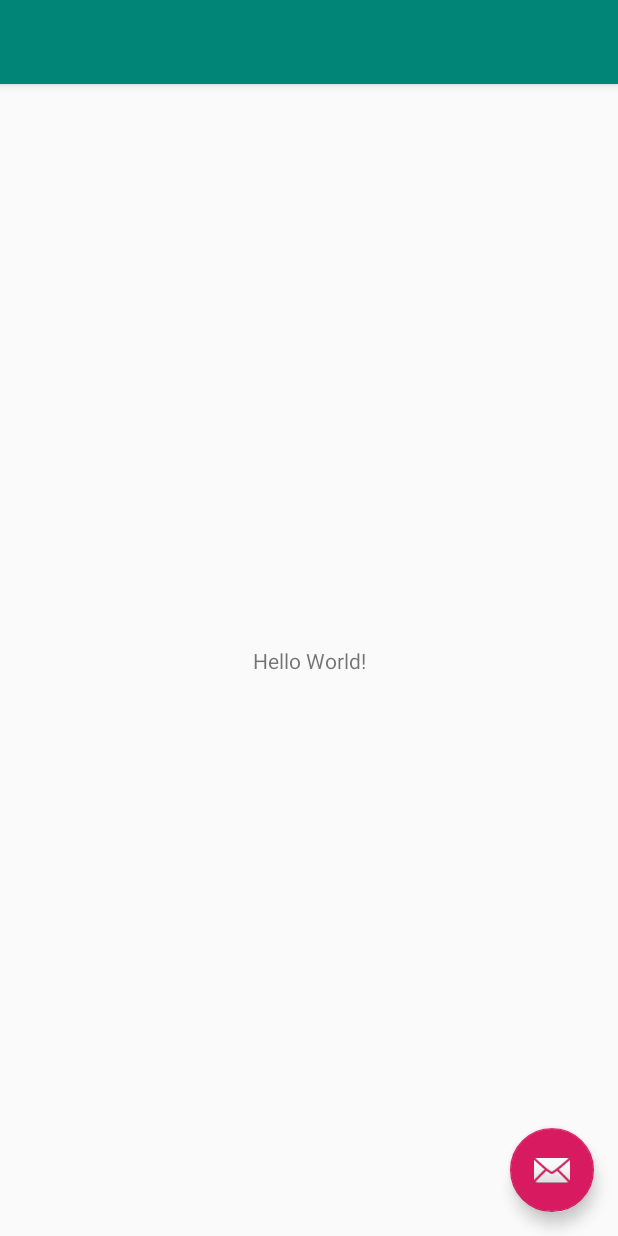
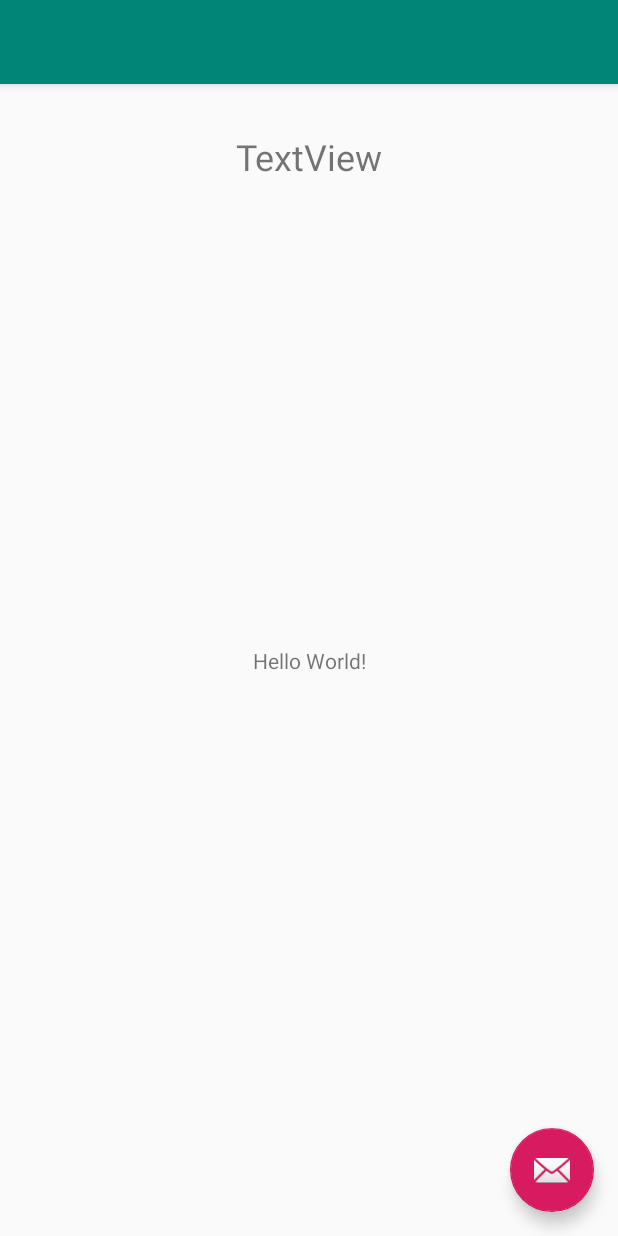
Before and after one commit to gothick/Alarming, an Android app: the layout activity_main.xml on its own in the app's theme, with its tools: preview values and no code run, on a phone screen of 412 x 824 dp. Run offline under Robolectric (Android 15) with nearby library versions, the phone set to English and light mode, and no system bars.

Commit message:
Simple timer display

```diff
--- a/app/src/main/java/uk/co/mattgibsoncreative/alarming/MainActivity.java
+++ b/app/src/main/java/uk/co/mattgibsoncreative/alarming/MainActivity.java
@@ -8,11 +8,27 @@ import com.google.android.material.snackbar.Snackbar;
 import androidx.appcompat.app.AppCompatActivity;
 import androidx.appcompat.widget.Toolbar;
 
+import android.os.Handler;
 import android.view.View;
 import android.view.Menu;
 import android.view.MenuItem;
+import android.widget.TextView;
 
 public class MainActivity extends AppCompatActivity {
+
+    long startTime;
+    TextView timerTextView;
+    Handler timerHandler = new Handler();
+
+    Runnable timerRunnable = new Runnable() {
+        @Override
+        public void run() {
+            long timer_time_seconds = (System.currentTimeMillis() - startTime) / 1000;
+            timerTextView.setText(String.format("%d", timer_time_seconds));
+            // TODO: Schedule next update
+            timerHandler.postDelayed(this, 500);
+        }
+    };
 
     @Override
     protected void onCreate(Bundle savedInstanceState) {
@@ -29,6 +45,10 @@ public class MainActivity extends AppCompatActivity {
                         .setAction("Action", null).show();
             }
         });
+
+        timerTextView = (TextView) findViewById(R.id.timerTextView);
+        startTime = System.currentTimeMillis();
+        timerHandler.postDelayed(timerRunnable, 0);
     }
 
     @Override
--- a/app/src/main/res/layout/content_main.xml
+++ b/app/src/main/res/layout/content_main.xml
@@ -17,4 +17,15 @@
         app:layout_constraintRight_toRightOf="parent"
         app:layout_constraintTop_toTopOf="parent" />
 
+    <TextView
+        android:id="@+id/timerTextView"
+        android:layout_width="wrap_content"
+        android:layout_height="wrap_content"
+        android:layout_marginTop="32dp"
+        android:text="TextView"
+        android:textSize="24sp"
+        app:layout_constraintEnd_toEndOf="parent"
+        app:layout_constraintStart_toStartOf="parent"
+        app:layout_constraintTop_toTopOf="parent" />
+
 </androidx.constraintlayout.widget.ConstraintLayout>
```
